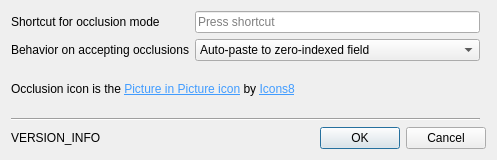
Old version of the form anki/designer/settings.ui in the repository hgiesel/closet.
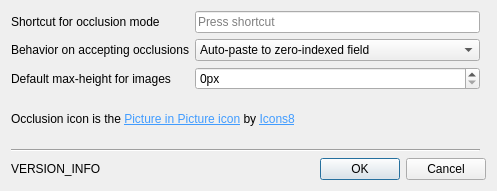
New version of the form.

Commit message: Make max-height settable

```diff
--- a/anki/designer/settings.ui
+++ b/anki/designer/settings.ui
@@ -7,7 +7,7 @@
     <x>0</x>
     <y>0</y>
     <width>497</width>
-    <height>160</height>
+    <height>191</height>
    </rect>
   </property>
   <property name="sizePolicy">
@@ -20,27 +20,30 @@
    <string>Closet For Anki Settings</string>
   </property>
   <layout class="QGridLayout" name="gridLayout">
-   <item row="3" column="0" colspan="2">
+   <item row="4" column="0" colspan="2">
     <widget class="Line" name="line">
      <property name="orientation">
       <enum>Qt::Horizontal</enum>
      </property>
     </widget>
    </item>
-   <item row="2" column="0" colspan="2">
+   <item row="5" column="1" colspan="2">
+    <widget class="QDialogButtonBox" name="buttonBox">
+     <property name="orientation">
+      <enum>Qt::Horizontal</enum>
+     </property>
+     <property name="standardButtons">
+      <set>QDialogButtonBox::Cancel|QDialogButtonBox::Ok</set>
+     </property>
+    </widget>
+   </item>
+   <item row="3" column="0" colspan="2">
     <widget class="QLabel" name="attribution">
      <property name="text">
       <string>&lt;html&gt;&lt;head/&gt;&lt;body&gt;&lt;p&gt;Occlusion icon is the &lt;a href=&quot;https://icons8.com/icons/set/picture-in-picture&quot;&gt;&lt;span style=&quot; text-decoration: underline; color:#419cff;&quot;&gt;Picture in Picture icon&lt;/span&gt;&lt;/a&gt; by &lt;a href=&quot;https://icons8.com&quot;&gt;&lt;span style=&quot; text-decoration: underline; color:#419cff;&quot;&gt;Icons8&lt;/span&gt;&lt;/a&gt;&lt;/p&gt;&lt;/body&gt;&lt;/html&gt;</string>
      </property>
     </widget>
    </item>
-   <item row="4" column="0">
-    <widget class="QLabel" name="versionInfo">
-     <property name="text">
-      <string>VERSION_INFO</string>
-     </property>
-    </widget>
-   </item>
    <item row="0" column="1">
     <widget class="QKeySequenceEdit" name="occludeShortcut">
      <property name="toolTip">
@@ -48,13 +51,10 @@
      </property>
     </widget>
    </item>
-   <item row="4" column="1" colspan="2">
-    <widget class="QDialogButtonBox" name="buttonBox">
-     <property name="orientation">
-      <enum>Qt::Horizontal</enum>
-     </property>
-     <property name="standardButtons">
-      <set>QDialogButtonBox::Cancel|QDialogButtonBox::Ok</set>
+   <item row="5" column="0">
+    <widget class="QLabel" name="versionInfo">
+     <property name="text">
+      <string>VERSION_INFO</string>
      </property>
     </widget>
    </item>
@@ -68,6 +68,13 @@
      </property>
     </widget>
    </item>
+   <item row="1" column="0">
+    <widget class="QLabel" name="label">
+     <property name="text">
+      <string>Behavior on accepting occlusions</string>
+     </property>
+    </widget>
+   </item>
    <item row="1" column="1">
     <widget class="QComboBox" name="occlusionAcceptBehavior">
      <item>
@@ -82,10 +89,20 @@
      </item>
     </widget>
    </item>
-   <item row="1" column="0">
-    <widget class="QLabel" name="label">
+   <item row="2" column="0">
+    <widget class="QLabel" name="label_2">
      <property name="text">
-      <string>Behavior on accepting occlusions</string>
+      <string>Default max-height for images</string>
+     </property>
+    </widget>
+   </item>
+   <item row="2" column="1">
+    <widget class="QSpinBox" name="maxHeight">
+     <property name="suffix">
+      <string>px</string>
+     </property>
+     <property name="maximum">
+      <number>9999</number>
      </property>
     </widget>
    </item>
```
The commit also changes 4 other files.
